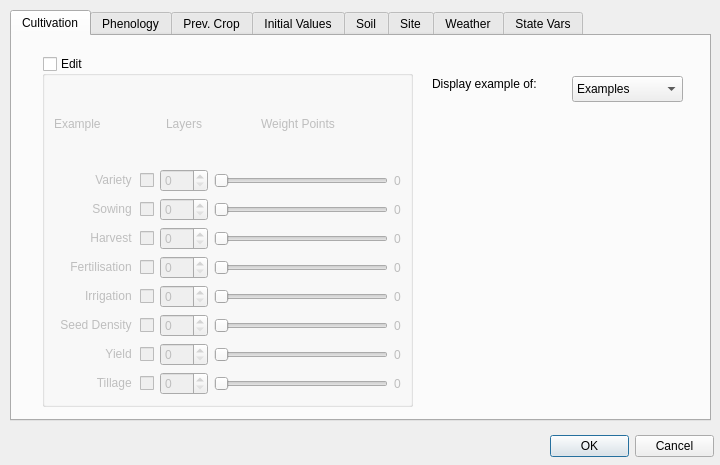
First picture: the form in src/MacsurAdapter/gui/maddataclassificationbase.ui, repository arkygeek/MAD, before the edit.
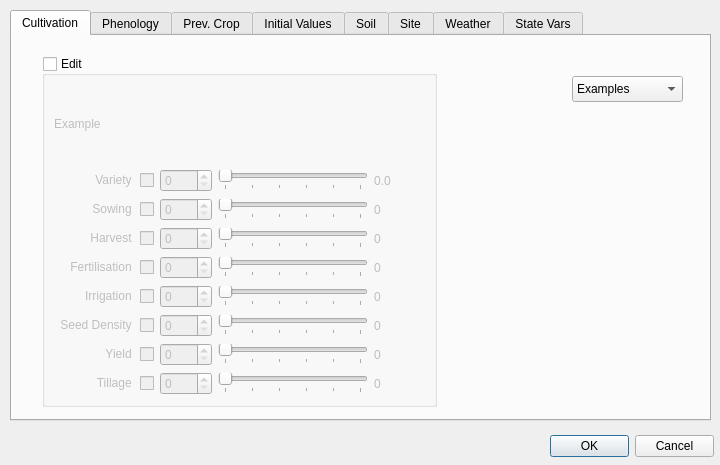
Second picture: the form after the edit.

Commit message: setting up some filename handling libraries, the guid, and maddata class

```diff
--- a/src/MacsurAdapter/gui/maddataclassificationbase.ui
+++ b/src/MacsurAdapter/gui/maddataclassificationbase.ui
@@ -50,7 +50,7 @@
       <rect>
        <x>30</x>
        <y>20</y>
-       <width>371</width>
+       <width>395</width>
        <height>351</height>
       </rect>
      </property>
@@ -64,168 +64,17 @@
       <bool>false</bool>
      </property>
      <layout class="QGridLayout" name="gridLayout">
-      <item row="3" column="4">
-       <widget class="QSlider" name="hsldrHarvest">
-        <property name="maximum">
-         <number>5</number>
-        </property>
-        <property name="orientation">
-         <enum>Qt::Horizontal</enum>
-        </property>
-        <property name="tickPosition">
-         <enum>QSlider::NoTicks</enum>
-        </property>
-       </widget>
-      </item>
-      <item row="4" column="0">
-       <widget class="QCheckBox" name="chbxVariety_4">
-        <property name="toolTip">
-         <string>&lt;html&gt;&lt;head/&gt;&lt;body&gt;&lt;p&gt;Check if Minimum Data&lt;/p&gt;&lt;/body&gt;&lt;/html&gt;</string>
-        </property>
-        <property name="layoutDirection">
-         <enum>Qt::RightToLeft</enum>
-        </property>
+      <item row="0" column="0">
+       <widget class="QLabel" name="lblExample">
         <property name="text">
-         <string>Fertilisation </string>
+         <string>Example</string>
         </property>
        </widget>
       </item>
-      <item row="7" column="0">
-       <widget class="QCheckBox" name="chbxVariety_7">
-        <property name="toolTip">
-         <string>&lt;html&gt;&lt;head/&gt;&lt;body&gt;&lt;p&gt;Check if Minimum Data&lt;/p&gt;&lt;/body&gt;&lt;/html&gt;</string>
-        </property>
-        <property name="layoutDirection">
-         <enum>Qt::RightToLeft</enum>
-        </property>
+      <item row="0" column="2">
+       <widget class="QLabel" name="lblLayers">
         <property name="text">
-         <string>Yield </string>
-        </property>
-       </widget>
-      </item>
-      <item row="7" column="1" colspan="3">
-       <widget class="QSpinBox" name="sbYield"/>
-      </item>
-      <item row="3" column="5">
-       <widget class="QLabel" name="lblHarvestWeight">
-        <property name="text">
-         <string>0</string>
-        </property>
-       </widget>
-      </item>
-      <item row="7" column="4">
-       <widget class="QSlider" name="hsldrYield">
-        <property name="maximum">
-         <number>5</number>
-        </property>
-        <property name="orientation">
-         <enum>Qt::Horizontal</enum>
-        </property>
-        <property name="tickPosition">
-         <enum>QSlider::NoTicks</enum>
-        </property>
-       </widget>
-      </item>
-      <item row="8" column="0">
-       <widget class="QCheckBox" name="chbxVariety_8">
-        <property name="toolTip">
-         <string>&lt;html&gt;&lt;head/&gt;&lt;body&gt;&lt;p&gt;Check if Minimum Data&lt;/p&gt;&lt;/body&gt;&lt;/html&gt;</string>
-        </property>
-        <property name="layoutDirection">
-         <enum>Qt::RightToLeft</enum>
-        </property>
-        <property name="text">
-         <string>Tillage </string>
-        </property>
-       </widget>
-      </item>
-      <item row="5" column="1" colspan="3">
-       <widget class="QSpinBox" name="sbIrrigation"/>
-      </item>
-      <item row="8" column="4">
-       <widget class="QSlider" name="hsldrTillage">
-        <property name="maximum">
-         <number>5</number>
-        </property>
-        <property name="orientation">
-         <enum>Qt::Horizontal</enum>
-        </property>
-        <property name="tickPosition">
-         <enum>QSlider::NoTicks</enum>
-        </property>
-       </widget>
-      </item>
-      <item row="2" column="1" colspan="3">
-       <widget class="QSpinBox" name="sbSowing"/>
-      </item>
-      <item row="2" column="4">
-       <widget class="QSlider" name="hsldrSowing">
-        <property name="maximum">
-         <number>5</number>
-        </property>
-        <property name="orientation">
-         <enum>Qt::Horizontal</enum>
-        </property>
-        <property name="tickPosition">
-         <enum>QSlider::NoTicks</enum>
-        </property>
-       </widget>
-      </item>
-      <item row="3" column="0">
-       <widget class="QCheckBox" name="chbxVariety_3">
-        <property name="toolTip">
-         <string>&lt;html&gt;&lt;head/&gt;&lt;body&gt;&lt;p&gt;Check if Minimum Data&lt;/p&gt;&lt;/body&gt;&lt;/html&gt;</string>
-        </property>
-        <property name="layoutDirection">
-         <enum>Qt::RightToLeft</enum>
-        </property>
-        <property name="text">
-         <string>Harvest </string>
-        </property>
-       </widget>
-      </item>
-      <item row="3" column="1" colspan="3">
-       <widget class="QSpinBox" name="sbHarvest"/>
-      </item>
-      <item row="6" column="1" colspan="3">
-       <widget class="QSpinBox" name="sbSeedDensity"/>
-      </item>
-      <item row="6" column="4">
-       <widget class="QSlider" name="hsldrSeedDensity">
-        <property name="maximum">
-         <number>5</number>
-        </property>
-        <property name="orientation">
-         <enum>Qt::Horizontal</enum>
-        </property>
-        <property name="tickPosition">
-         <enum>QSlider::NoTicks</enum>
-        </property>
-       </widget>
-      </item>
-      <item row="5" column="4">
-       <widget class="QSlider" name="hsldrIrrigation">
-        <property name="maximum">
-         <number>5</number>
-        </property>
-        <property name="orientation">
-         <enum>Qt::Horizontal</enum>
-        </property>
-        <property name="tickPosition">
-         <enum>QSlider::NoTicks</enum>
-        </property>
-       </widget>
-      </item>
-      <item row="6" column="0">
-       <widget class="QCheckBox" name="chbxVariety_6">
-        <property name="toolTip">
-         <string>&lt;html&gt;&lt;head/&gt;&lt;body&gt;&lt;p&gt;Check if Minimum Data&lt;/p&gt;&lt;/body&gt;&lt;/html&gt;</string>
-        </property>
-        <property name="layoutDirection">
-         <enum>Qt::RightToLeft</enum>
-        </property>
-        <property name="text">
-         <string>Seed Density </string>
+         <string/>
         </property>
        </widget>
       </item>
@@ -245,43 +94,275 @@
         </property>
        </widget>
       </item>
-      <item row="1" column="1" colspan="3">
-       <widget class="QSpinBox" name="sbVariety"/>
+      <item row="1" column="1">
+       <widget class="QSpinBox" name="sbVariety">
+        <property name="toolTip">
+         <string>&lt;html&gt;&lt;head/&gt;&lt;body&gt;&lt;p&gt;Number of observations&lt;/p&gt;&lt;/body&gt;&lt;/html&gt;</string>
+        </property>
+       </widget>
       </item>
-      <item row="1" column="4">
+      <item row="1" column="2">
        <widget class="QSlider" name="hsldrVariety">
+        <property name="minimumSize">
+         <size>
+          <width>150</width>
+          <height>0</height>
+         </size>
+        </property>
+        <property name="maximumSize">
+         <size>
+          <width>150</width>
+          <height>16777215</height>
+         </size>
+        </property>
+        <property name="toolTip">
+         <string>&lt;html&gt;&lt;head/&gt;&lt;body&gt;&lt;p&gt;Number of weight points&lt;/p&gt;&lt;/body&gt;&lt;/html&gt;</string>
+        </property>
         <property name="maximum">
-         <number>500</number>
+         <number>1000</number>
         </property>
+        <property name="singleStep">
+         <number>100</number>
+        </property>
         <property name="pageStep">
+         <number>200</number>
+        </property>
+        <property name="orientation">
+         <enum>Qt::Horizontal</enum>
+        </property>
+        <property name="tickPosition">
+         <enum>QSlider::TicksBelow</enum>
+        </property>
+        <property name="tickInterval">
+         <number>200</number>
+        </property>
+       </widget>
+      </item>
+      <item row="1" column="3">
+       <widget class="QLabel" name="lblVarietyWeight">
+        <property name="minimumSize">
+         <size>
+          <width>25</width>
+          <height>0</height>
+         </size>
+        </property>
+        <property name="text">
+         <string>0.0</string>
+        </property>
+       </widget>
+      </item>
+      <item row="2" column="0">
+       <widget class="QCheckBox" name="chbxSowing">
+        <property name="toolTip">
+         <string>&lt;html&gt;&lt;head/&gt;&lt;body&gt;&lt;p&gt;Check if Minimum Data&lt;/p&gt;&lt;/body&gt;&lt;/html&gt;</string>
+        </property>
+        <property name="layoutDirection">
+         <enum>Qt::RightToLeft</enum>
+        </property>
+        <property name="text">
+         <string>Sowing </string>
+        </property>
+       </widget>
+      </item>
+      <item row="2" column="1">
+       <widget class="QSpinBox" name="sbSowing">
+        <property name="toolTip">
+         <string>&lt;html&gt;&lt;head/&gt;&lt;body&gt;&lt;p&gt;Number of observations&lt;/p&gt;&lt;/body&gt;&lt;/html&gt;</string>
+        </property>
+       </widget>
+      </item>
+      <item row="2" column="2">
+       <widget class="QSlider" name="hsldrSowing">
+        <property name="minimumSize">
+         <size>
+          <width>150</width>
+          <height>0</height>
+         </size>
+        </property>
+        <property name="maximumSize">
+         <size>
+          <width>150</width>
+          <height>16777215</height>
+         </size>
+        </property>
+        <property name="toolTip">
+         <string>&lt;html&gt;&lt;head/&gt;&lt;body&gt;&lt;p&gt;Number of weight points&lt;/p&gt;&lt;/body&gt;&lt;/html&gt;</string>
+        </property>
+        <property name="maximum">
+         <number>1000</number>
+        </property>
+        <property name="singleStep">
          <number>100</number>
         </property>
+        <property name="pageStep">
+         <number>200</number>
+        </property>
         <property name="orientation">
          <enum>Qt::Horizontal</enum>
         </property>
         <property name="tickPosition">
-         <enum>QSlider::NoTicks</enum>
+         <enum>QSlider::TicksBelow</enum>
         </property>
         <property name="tickInterval">
+         <number>200</number>
+        </property>
+       </widget>
+      </item>
+      <item row="2" column="3">
+       <widget class="QLabel" name="lblSowingWeight">
+        <property name="minimumSize">
+         <size>
+          <width>25</width>
+          <height>0</height>
+         </size>
+        </property>
+        <property name="text">
+         <string>0</string>
+        </property>
+       </widget>
+      </item>
+      <item row="3" column="0">
+       <widget class="QCheckBox" name="chbxHarvest">
+        <property name="toolTip">
+         <string>&lt;html&gt;&lt;head/&gt;&lt;body&gt;&lt;p&gt;Check if Minimum Data&lt;/p&gt;&lt;/body&gt;&lt;/html&gt;</string>
+        </property>
+        <property name="layoutDirection">
+         <enum>Qt::RightToLeft</enum>
+        </property>
+        <property name="text">
+         <string>Harvest </string>
+        </property>
+       </widget>
+      </item>
+      <item row="3" column="1">
+       <widget class="QSpinBox" name="sbHarvest">
+        <property name="toolTip">
+         <string>&lt;html&gt;&lt;head/&gt;&lt;body&gt;&lt;p&gt;Number of observations&lt;/p&gt;&lt;/body&gt;&lt;/html&gt;</string>
+        </property>
+       </widget>
+      </item>
+      <item row="3" column="2">
+       <widget class="QSlider" name="hsldrHarvest">
+        <property name="minimumSize">
+         <size>
+          <width>150</width>
+          <height>0</height>
+         </size>
+        </property>
+        <property name="maximumSize">
+         <size>
+          <width>150</width>
+          <height>16777215</height>
+         </size>
+        </property>
+        <property name="toolTip">
+         <string>&lt;html&gt;&lt;head/&gt;&lt;body&gt;&lt;p&gt;Number of weight points&lt;/p&gt;&lt;/body&gt;&lt;/html&gt;</string>
+        </property>
+        <property name="maximum">
+         <number>1000</number>
+        </property>
+        <property name="singleStep">
          <number>100</number>
         </property>
+        <property name="pageStep">
+         <number>200</number>
+        </property>
+        <property name="orientation">
+         <enum>Qt::Horizontal</enum>
+        </property>
+        <property name="tickPosition">
+         <enum>QSlider::TicksBelow</enum>
+        </property>
+        <property name="tickInterval">
+         <number>200</number>
+        </property>
        </widget>
       </item>
-      <item row="4" column="4">
+      <item row="3" column="3">
+       <widget class="QLabel" name="lblHarvestWeight">
+        <property name="minimumSize">
+         <size>
+          <width>25</width>
+          <height>0</height>
+         </size>
+        </property>
+        <property name="text">
+         <string>0</string>
+        </property>
+       </widget>
+      </item>
+      <item row="4" column="0">
+       <widget class="QCheckBox" name="chbxFertilisation">
+        <property name="toolTip">
+         <string>&lt;html&gt;&lt;head/&gt;&lt;body&gt;&lt;p&gt;Check if Minimum Data&lt;/p&gt;&lt;/body&gt;&lt;/html&gt;</string>
+        </property>
+        <property name="layoutDirection">
+         <enum>Qt::RightToLeft</enum>
+        </property>
+        <property name="text">
+         <string>Fertilisation </string>
+        </property>
+       </widget>
+      </item>
+      <item row="4" column="1">
+       <widget class="QSpinBox" name="sbFertilisation">
+        <property name="toolTip">
+         <string>&lt;html&gt;&lt;head/&gt;&lt;body&gt;&lt;p&gt;Number of observations&lt;/p&gt;&lt;/body&gt;&lt;/html&gt;</string>
+        </property>
+       </widget>
+      </item>
+      <item row="4" column="2">
        <widget class="QSlider" name="hsldrFertilisation">
+        <property name="minimumSize">
+         <size>
+          <width>150</width>
+          <height>0</height>
+         </size>
+        </property>
+        <property name="maximumSize">
+         <size>
+          <width>150</width>
+          <height>16777215</height>
+         </size>
+        </property>
+        <property name="toolTip">
+         <string>&lt;html&gt;&lt;head/&gt;&lt;body&gt;&lt;p&gt;Number of weight points&lt;/p&gt;&lt;/body&gt;&lt;/html&gt;</string>
+        </property>
         <property name="maximum">
-         <number>5</number>
+         <number>1000</number>
+        </property>
+        <property name="singleStep">
+         <number>100</number>
+        </property>
+        <property name="pageStep">
+         <number>200</number>
         </property>
         <property name="orientation">
          <enum>Qt::Horizontal</enum>
         </property>
         <property name="tickPosition">
-         <enum>QSlider::NoTicks</enum>
+         <enum>QSlider::TicksBelow</enum>
+        </property>
+        <property name="tickInterval">
+         <number>200</number>
+        </property>
+       </widget>
+      </item>
+      <item row="4" column="3">
+       <widget class="QLabel" name="lblFertilisationWeight">
+        <property name="minimumSize">
+         <size>
+          <width>25</width>
+          <height>0</height>
+         </size>
+        </property>
+        <property name="text">
+         <string>0</string>
         </property>
        </widget>
       </item>
       <item row="5" column="0">
-       <widget class="QCheckBox" name="chbxVariety_5">
+       <widget class="QCheckBox" name="chbxIrrigation">
         <property name="toolTip">
          <string>&lt;html&gt;&lt;head/&gt;&lt;body&gt;&lt;p&gt;Check if Minimum Data&lt;/p&gt;&lt;/body&gt;&lt;/html&gt;</string>
         </property>
@@ -293,25 +374,65 @@
         </property>
        </widget>
       </item>
-      <item row="0" column="3" colspan="2">
-       <widget class="QLabel" name="lblWeightPoints">
-        <property name="text">
-         <string>Weight Points</string>
+      <item row="5" column="1">
+       <widget class="QSpinBox" name="sbIrrigation">
+        <property name="toolTip">
+         <string>&lt;html&gt;&lt;head/&gt;&lt;body&gt;&lt;p&gt;Number of observations&lt;/p&gt;&lt;/body&gt;&lt;/html&gt;</string>
         </property>
-        <property name="alignment">
-         <set>Qt::AlignCenter</set>
+       </widget>
+      </item>
+      <item row="5" column="2">
+       <widget class="QSlider" name="hsldrIrrigation">
+        <property name="minimumSize">
+         <size>
+          <width>150</width>
+          <height>0</height>
+         </size>
         </property>
+        <property name="maximumSize">
+         <size>
+          <width>150</width>
+          <height>16777215</height>
+         </size>
+        </property>
+        <property name="toolTip">
+         <string>&lt;html&gt;&lt;head/&gt;&lt;body&gt;&lt;p&gt;Number of weight points&lt;/p&gt;&lt;/body&gt;&lt;/html&gt;</string>
+        </property>
+        <property name="maximum">
+         <number>1000</number>
+        </property>
+        <property name="singleStep">
+         <number>100</number>
+        </property>
+        <property name="pageStep">
+         <number>200</number>
+        </property>
+        <property name="orientation">
+         <enum>Qt::Horizontal</enum>
+        </property>
+        <property name="tickPosition">
+         <enum>QSlider::TicksBelow</enum>
+        </property>
+        <property name="tickInterval">
+         <number>200</number>
+        </property>
        </widget>
       </item>
-      <item row="2" column="5">
-       <widget class="QLabel" name="lblSowingWeight">
+      <item row="5" column="3">
+       <widget class="QLabel" name="lblIrrigationWeight">
+        <property name="minimumSize">
+         <size>
+          <width>25</width>
+          <height>0</height>
+         </size>
+        </property>
         <property name="text">
          <string>0</string>
         </property>
        </widget>
       </item>
-      <item row="2" column="0">
-       <widget class="QCheckBox" name="chbxVariety_2">
+      <item row="6" column="0">
+       <widget class="QCheckBox" name="chbxSeedDensity">
         <property name="toolTip">
          <string>&lt;html&gt;&lt;head/&gt;&lt;body&gt;&lt;p&gt;Check if Minimum Data&lt;/p&gt;&lt;/body&gt;&lt;/html&gt;</string>
         </property>
@@ -319,87 +440,209 @@
          <enum>Qt::RightToLeft</enum>
         </property>
         <property name="text">
-         <string>Sowing </string>
+         <string>Seed Density </string>
         </property>
        </widget>
       </item>
-      <item row="4" column="1" colspan="3">
-       <widget class="QSpinBox" name="sbFertilisation"/>
+      <item row="6" column="1">
+       <widget class="QSpinBox" name="sbSeedDensity">
+        <property name="toolTip">
+         <string>&lt;html&gt;&lt;head/&gt;&lt;body&gt;&lt;p&gt;Number of observations&lt;/p&gt;&lt;/body&gt;&lt;/html&gt;</string>
+        </property>
+       </widget>
       </item>
-      <item row="6" column="5">
+      <item row="6" column="2">
+       <widget class="QSlider" name="hsldrSeedDensity">
+        <property name="minimumSize">
+         <size>
+          <width>150</width>
+          <height>0</height>
+         </size>
+        </property>
+        <property name="maximumSize">
+         <size>
+          <width>150</width>
+          <height>16777215</height>
+         </size>
+        </property>
+        <property name="toolTip">
+         <string>&lt;html&gt;&lt;head/&gt;&lt;body&gt;&lt;p&gt;Number of weight points&lt;/p&gt;&lt;/body&gt;&lt;/html&gt;</string>
+        </property>
+        <property name="maximum">
+         <number>1000</number>
+        </property>
+        <property name="singleStep">
+         <number>100</number>
+        </property>
+        <property name="pageStep">
+         <number>200</number>
+        </property>
+        <property name="orientation">
+         <enum>Qt::Horizontal</enum>
+        </property>
+        <property name="tickPosition">
+         <enum>QSlider::TicksBelow</enum>
+        </property>
+        <property name="tickInterval">
+         <number>200</number>
+        </property>
+       </widget>
+      </item>
+      <item row="6" column="3">
        <widget class="QLabel" name="lblSeedDensityWeight">
+        <property name="minimumSize">
+         <size>
+          <width>25</width>
+          <height>0</height>
+         </size>
+        </property>
         <property name="text">
          <string>0</string>
         </property>
        </widget>
       </item>
-      <item row="7" column="5">
+      <item row="7" column="0">
+       <widget class="QCheckBox" name="chbxYield">
+        <property name="toolTip">
+         <string>&lt;html&gt;&lt;head/&gt;&lt;body&gt;&lt;p&gt;Check if Minimum Data&lt;/p&gt;&lt;/body&gt;&lt;/html&gt;</string>
+        </property>
+        <property name="layoutDirection">
+         <enum>Qt::RightToLeft</enum>
+        </property>
+        <property name="text">
+         <string>Yield </string>
+        </property>
+       </widget>
+      </item>
+      <item row="7" column="1">
+       <widget class="QSpinBox" name="sbYield">
+        <property name="toolTip">
+         <string>&lt;html&gt;&lt;head/&gt;&lt;body&gt;&lt;p&gt;Number of observations&lt;/p&gt;&lt;/body&gt;&lt;/html&gt;</string>
+        </property>
+       </widget>
+      </item>
+      <item row="7" column="2">
+       <widget class="QSlider" name="hsldrYield">
+        <property name="minimumSize">
+         <size>
+          <width>150</width>
+          <height>0</height>
+         </size>
+        </property>
+        <property name="maximumSize">
+         <size>
+          <width>150</width>
+          <height>16777215</height>
+         </size>
+        </property>
+        <property name="toolTip">
+         <string>&lt;html&gt;&lt;head/&gt;&lt;body&gt;&lt;p&gt;Number of weight points&lt;/p&gt;&lt;/body&gt;&lt;/html&gt;</string>
+        </property>
+        <property name="maximum">
+         <number>1000</number>
+        </property>
+        <property name="singleStep">
+         <number>100</number>
+        </property>
+        <property name="pageStep">
+         <number>200</number>
+        </property>
+        <property name="orientation">
+         <enum>Qt::Horizontal</enum>
+        </property>
+        <property name="tickPosition">
+         <enum>QSlider::TicksBelow</enum>
+        </property>
+        <property name="tickInterval">
+         <number>200</number>
+        </property>
+       </widget>
+      </item>
+      <item row="7" column="3">
        <widget class="QLabel" name="lblYieldWeight">
+        <property name="minimumSize">
+         <size>
+          <width>25</width>
+          <height>0</height>
+         </size>
+        </property>
         <property name="text">
          <string>0</string>
         </property>
        </widget>
       </item>
-      <item row="8" column="5">
+      <item row="8" column="0">
+       <widget class="QCheckBox" name="chbxTillage">
+        <property name="toolTip">
+         <string>&lt;html&gt;&lt;head/&gt;&lt;body&gt;&lt;p&gt;Check if Minimum Data&lt;/p&gt;&lt;/body&gt;&lt;/html&gt;</string>
+        </property>
+        <property name="layoutDirection">
+         <enum>Qt::RightToLeft</enum>
+        </property>
+        <property name="text">
+         <string>Tillage </string>
+        </property>
+       </widget>
+      </item>
+      <item row="8" column="1">
+       <widget class="QSpinBox" name="sbTillage">
+        <property name="toolTip">
+         <string>&lt;html&gt;&lt;head/&gt;&lt;body&gt;&lt;p&gt;Number of observations&lt;/p&gt;&lt;/body&gt;&lt;/html&gt;</string>
+        </property>
+       </widget>
+      </item>
+      <item row="8" column="2">
+       <widget class="QSlider" name="hsldrTillage">
+        <property name="minimumSize">
+         <size>
+          <width>150</width>
+          <height>0</height>
+         </size>
+        </property>
+        <property name="maximumSize">
+         <size>
+          <width>150</width>
+          <height>16777215</height>
+         </size>
+        </property>
+        <property name="toolTip">
+         <string>&lt;html&gt;&lt;head/&gt;&lt;body&gt;&lt;p&gt;Number of weight points&lt;/p&gt;&lt;/body&gt;&lt;/html&gt;</string>
+        </property>
+        <property name="maximum">
+         <number>1000</number>
+        </property>
+        <property name="singleStep">
+         <number>100</number>
+        </property>
+        <property name="pageStep">
+         <number>200</number>
+        </property>
+        <property name="orientation">
+         <enum>Qt::Horizontal</enum>
+        </property>
+        <property name="tickPosition">
+         <enum>QSlider::TicksBelow</enum>
+        </property>
+        <property name="tickInterval">
+         <number>200</number>
+        </property>
+       </widget>
+      </item>
+      <item row="8" column="3">
        <widget class="QLabel" name="lblTillageWeight">
-        <property name="text">
-         <string>0</string>
+        <property name="minimumSize">
+         <size>
+          <width>25</width>
+          <height>0</height>
+         </size>
         </property>
-       </widget>
-      </item>
-      <item row="5" column="5">
-       <widget class="QLabel" name="lblIrrigationWeight">
         <property name="text">
          <string>0</string>
         </property>
        </widget>
       </item>
-      <item row="4" column="5">
-       <widget class="QLabel" name="lblFertilisationWeight">
-        <property name="text">
-         <string>0</string>
-        </property>
-       </widget>
-      </item>
-      <item row="1" column="5">
-       <widget class="QLabel" name="lblVarietyWeight">
-        <property name="text">
-         <string>0</string>
-        </property>
-       </widget>
-      </item>
-      <item row="8" column="1" colspan="3">
-       <widget class="QSpinBox" name="sbTillage"/>
-      </item>
-      <item row="0" column="2">
-       <widget class="QLabel" name="lblLayers">
-        <property name="text">
-         <string>Layers</string>
-        </property>
-       </widget>
-      </item>
-      <item row="0" column="0">
-       <widget class="QLabel" name="lblExample">
-        <property name="text">
-         <string>Example</string>
-        </property>
-       </widget>
-      </item>
      </layout>
     </widget>
-    <widget class="QLabel" name="label_2">
-     <property name="geometry">
-      <rect>
-       <x>420</x>
-       <y>40</y>
-       <width>131</width>
-       <height>16</height>
-      </rect>
-     </property>
-     <property name="text">
-      <string>Display example of:</string>
-     </property>
-    </widget>
     <widget class="QComboBox" name="cbExamples">
      <property name="enabled">
       <bool>true</bool>
```
Left out of the diff: 142 changed lines with no effect on the pictures. The commit also changes 9 other files.
